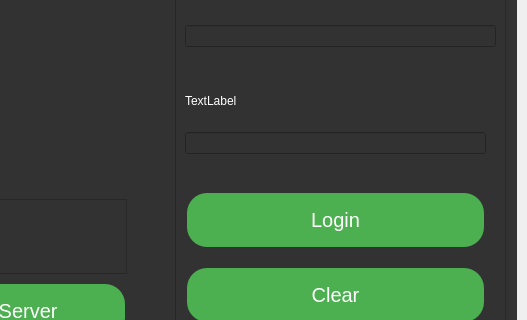
Before: the Qt Designer form BankSystemUser/mainwindow.ui in KerollosSamaan75/Bank-System-Project, drawn with Qt 5; both pictures show x 274 to 801 and y 241 to 561 of the 801 by 642 pixel window.
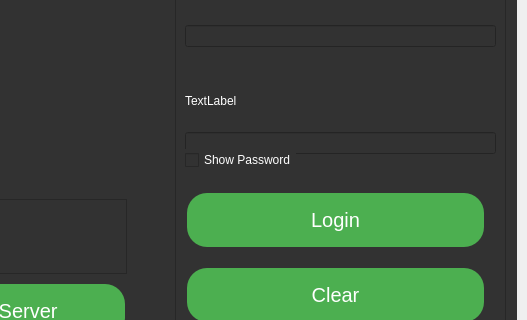
After: the same form once the commit is applied. Icons and pictures are not drawn.

Patch:
```diff
--- a/BankSystemUser/mainwindow.ui
+++ b/BankSystemUser/mainwindow.ui
@@ -121,7 +121,7 @@
         <rect>
          <x>10</x>
          <y>117</y>
-         <width>301</width>
+         <width>311</width>
          <height>78</height>
         </rect>
        </property>
@@ -203,6 +203,23 @@
         </item>
        </layout>
       </widget>
+      <widget class="QCheckBox" name="showPasswordCheckBox">
+       <property name="geometry">
+        <rect>
+         <x>10</x>
+         <y>190</y>
+         <width>111</width>
+         <height>22</height>
+        </rect>
+       </property>
+       <property name="styleSheet">
+        <string notr="true">font: 700 9pt &quot;Segoe UI&quot;;
+color: rgb(255, 255, 255);</string>
+       </property>
+       <property name="text">
+        <string>Show Password</string>
+       </property>
+      </widget>
      </widget>
      <widget class="QWidget" name="layoutWidget">
       <property name="geometry">
```
Left out of the diff: 2 changed lines with no effect on the pictures.
